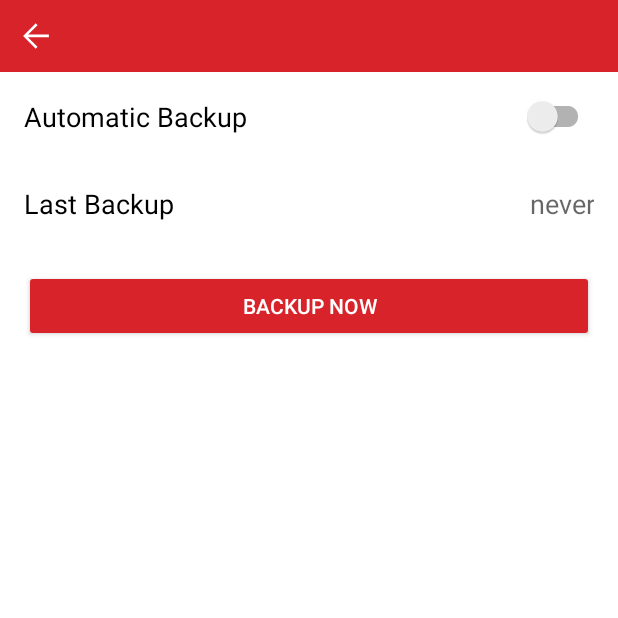
After one commit to lvegaav/ABackup, an Android app: the fragment ContactsBackupFragment placed in its activity, on a phone screen of 412 x 824 dp, the top half of it. The commit adds this screen. Run offline under Robolectric (Android 15) with nearby library versions, the phone set to English and light mode, and no system bars; our stand-ins replace ButterKnife, Dagger/Hilt's generated code, EventBus; libraries missing offline, so code that uses them is left out: com.owncloud.android, net.servicestack.client; 1 statement that could not run was skipped.

Commit message:
Fixed some strings. Added contacts backup layout

```diff
--- a/src/BackupAppAndroid/app/src/main/java/com/americavoice/backup/confirmation/ui/ConfirmationFragment.java
+++ b/src/BackupAppAndroid/app/src/main/java/com/americavoice/backup/confirmation/ui/ConfirmationFragment.java
@@ -145,7 +145,7 @@ public class ConfirmationFragment extends BaseFragment implements ConfirmationVi
         }
         mProgress = ProgressDialog.show(getActivity(),
                 getResources().getString(R.string.app_name),
-                getResources().getString(R.string.loading),
+                getResources().getString(R.string.common_loading),
                 true,
                 false);
     }
--- /dev/null
+++ b/src/BackupAppAndroid/app/src/main/java/com/americavoice/backup/contacts/ContactsBackupFragment.java
@@ -0,0 +1,41 @@
+package com.americavoice.backup.contacts;
+
+
+import android.os.Bundle;
+import android.support.v4.app.Fragment;
+import android.view.LayoutInflater;
+import android.view.View;
+import android.view.ViewGroup;
+
+import com.americavoice.backup.R;
+import com.americavoice.backup.main.event.OnBackPress;
+import com.americavoice.backup.main.ui.BaseFragment;
+
+import org.greenrobot.eventbus.Subscribe;
+
+/**
+ * A simple {@link Fragment} subclass.
+ */
+public class ContactsBackupFragment extends BaseFragment {
+
+
+    public ContactsBackupFragment() {
+        // Required empty public constructor
+    }
+
+    public static ContactsBackupFragment newInstance() {
+        return new ContactsBackupFragment();
+    }
+
+    @Override
+    public View onCreateView(LayoutInflater inflater, ViewGroup container,
+                             Bundle savedInstanceState) {
+        // Inflate the layout for this fragment
+        return inflater.inflate(R.layout.fragment_contacts_backup, container, false);
+    }
+
+    @Subscribe
+    public void onEvent(OnBackPress onBackPress) {
+    }
+
+}
--- a/src/BackupAppAndroid/app/src/main/java/com/americavoice/backup/explorer/presenter/FileListPresenter.java
+++ b/src/BackupAppAndroid/app/src/main/java/com/americavoice/backup/explorer/presenter/FileListPresenter.java
@@ -106,7 +106,7 @@ public class FileListPresenter extends BasePresenter implements IPresenter, OnRe
             mView.viewFolder(remoteFile.getRemotePath());
         } else {
             //Check cache
-            File downFile = new File(context.getExternalCacheDir(), context.getString(R.string.download_folder_path) + "/" + remoteFile.getRemotePath());
+            File downFile = new File(context.getExternalCacheDir(), context.getString(R.string.files_download_folder_path) + "/" + remoteFile.getRemotePath());
             if (downFile.exists()) {
                 mView.viewDetail(remoteFile);
                 return;
@@ -114,7 +114,7 @@ public class FileListPresenter extends BasePresenter implements IPresenter, OnRe
 
             mRemoteFile = remoteFile;
             mView.showLoading();
-            File downFolder = new File(context.getExternalCacheDir(), context.getString(R.string.download_folder_path));
+            File downFolder = new File(context.getExternalCacheDir(), context.getString(R.string.files_download_folder_path));
             if (!downFolder.exists()) {
                 downFolder.mkdir();
             }
--- a/src/BackupAppAndroid/app/src/main/java/com/americavoice/backup/login/ui/LoginFragment.java
+++ b/src/BackupAppAndroid/app/src/main/java/com/americavoice/backup/login/ui/LoginFragment.java
@@ -135,7 +135,7 @@ public class LoginFragment extends BaseFragment implements LoginView {
         }
         mProgress = ProgressDialog.show(getActivity(),
                 getResources().getString(R.string.app_name),
-                getResources().getString(R.string.loading),
+                getResources().getString(R.string.common_loading),
                 true,
                 false);
     }
--- a/src/BackupAppAndroid/app/src/main/java/com/americavoice/backup/main/ui/MainFragment.java
+++ b/src/BackupAppAndroid/app/src/main/java/com/americavoice/backup/main/ui/MainFragment.java
@@ -117,7 +117,7 @@ public class MainFragment extends BaseFragment implements MainView {
         }
         mProgress = ProgressDialog.show(getActivity(),
                 getResources().getString(R.string.app_name),
-                getResources().getString(R.string.loading),
+                getResources().getString(R.string.common_loading),
                 true,
                 false);
     }
@@ -142,8 +142,7 @@ public class MainFragment extends BaseFragment implements MainView {
     }
 
     @OnClick(R.id.ll_contacts)
-    public void onContacts(View view)
-    {
+    public void onContacts(View view) {
         if (mListener != null) mListener.viewContacts();
     }
 
--- a/src/BackupAppAndroid/app/src/main/java/com/americavoice/backup/settings/ui/SettingsFragment.java
+++ b/src/BackupAppAndroid/app/src/main/java/com/americavoice/backup/settings/ui/SettingsFragment.java
@@ -127,7 +127,7 @@ public class SettingsFragment extends BaseFragment implements SettingsView {
         }
         mProgress = ProgressDialog.show(getActivity(),
                 getResources().getString(R.string.app_name),
-                getResources().getString(R.string.loading),
+                getResources().getString(R.string.common_loading),
                 true,
                 false);
     }
--- /dev/null
+++ b/src/BackupAppAndroid/app/src/main/res/layout/fragment_contacts_backup.xml
@@ -0,0 +1,81 @@
+<android.support.design.widget.CoordinatorLayout
+    android:id="@+id/main_content"
+    xmlns:android="http://schemas.android.com/apk/res/android"
+    xmlns:app="http://schemas.android.com/apk/res-auto"
+    android:layout_width="match_parent"
+    android:layout_height="match_parent"
+    android:fitsSystemWindows="true">
+
+    <RelativeLayout
+        android:id="@+id/rl_list"
+        android:layout_width="match_parent"
+        android:layout_height="match_parent"
+        android:background="@color/white">
+
+        <RelativeLayout
+            android:id="@+id/rl_root_header"
+            android:layout_width="match_parent"
+            android:layout_height="wrap_content">
+            <include
+                layout="@layout/view_header"/>
+        </RelativeLayout>
+
+        <LinearLayout
+            android:id="@+id/contacts_linear_layout"
+            android:layout_width="match_parent"
+            android:layout_height="wrap_content"
+            android:layout_below="@id/rl_root_header"
+            android:orientation="vertical">
+
+            <android.support.v7.widget.SwitchCompat
+                android:id="@+id/contacts_automatic_backup"
+                android:layout_width="match_parent"
+                android:layout_height="wrap_content"
+                android:layout_margin="@dimen/default_margin"
+                android:text="@string/contacts.automatic_backup"
+                android:textAppearance="?android:attr/textAppearanceMedium"/>
+
+            <LinearLayout
+                android:layout_width="match_parent"
+                android:layout_height="wrap_content"
+                android:orientation="horizontal">
+
+                <TextView
+                    android:id="@+id/contacts_last_backup"
+                    android:layout_width="wrap_content"
+                    android:layout_height="wrap_content"
+                    android:layout_margin="@dimen/default_margin"
+                    android:layout_weight="1"
+                    android:text="@string/contacts.last_backup"
+                    android:textAppearance="?android:attr/textAppearanceMedium"
+                    android:textColor="@android:color/black"/>
+
+                <TextView
+                    android:id="@+id/contacts_last_backup_timestamp"
+                    android:layout_width="wrap_content"
+                    android:layout_height="wrap_content"
+                    android:layout_margin="@dimen/default_margin"
+                    android:layout_weight="1"
+                    android:gravity="end"
+                    android:text="@string/contacts.preference_backup_never"
+                    android:textAppearance="?android:attr/textAppearanceMedium"/>
+            </LinearLayout>
+
+            <LinearLayout
+                android:layout_width="match_parent"
+                android:layout_height="match_parent"
+                android:orientation="horizontal">
+
+                <android.support.v7.widget.AppCompatButton
+                    android:id="@+id/contacts_backup_now"
+                    android:layout_width="0dp"
+                    android:layout_height="wrap_content"
+                    android:layout_margin="@dimen/default_margin"
+                    android:layout_weight="1"
+                    android:text="@string/contacts.backup_button"
+                    android:theme="@style/Button.Primary"/>
+            </LinearLayout>
+
+        </LinearLayout>
+    </RelativeLayout>
+</android.support.design.widget.CoordinatorLayout>
--- a/src/BackupAppAndroid/app/src/main/res/layout/fragment_file_list.xml
+++ b/src/BackupAppAndroid/app/src/main/res/layout/fragment_file_list.xml
@@ -57,7 +57,7 @@
 
             <Button
                 android:id="@+id/bt_retry"
-                android:text="@string/retry"
+                android:text="@string/common.retry"
                 android:layout_centerInParent="true"
                 android:layout_width="wrap_content"
                 android:layout_height="wrap_content" />
--- a/src/BackupAppAndroid/app/src/main/res/layout/view_retry.xml
+++ b/src/BackupAppAndroid/app/src/main/res/layout/view_retry.xml
@@ -5,7 +5,7 @@
 
   <Button
       android:id="@+id/bt_retry"
-      android:text="@string/retry"
+      android:text="@string/common.retry"
       android:layout_centerInParent="true"
       android:layout_width="wrap_content"
       android:layout_height="wrap_content" />
--- /dev/null
+++ b/src/BackupAppAndroid/app/src/main/res/values/dimens.xml
@@ -0,0 +1,4 @@
+<?xml version="1.0" encoding="utf-8"?>
+<resources>
+    <dimen name="default_margin">16dp</dimen>
+</resources>
--- a/src/BackupAppAndroid/app/src/main/res/values/strings.xml
+++ b/src/BackupAppAndroid/app/src/main/res/values/strings.xml
@@ -1,11 +1,11 @@
 <resources>
     <string name="app_name">Backup</string>
-    <string name="navigation_drawer_open">Open</string>
-    <string name="navigation_drawer_close">Close</string>
-    <string name="loading">Loading</string>
-    <string name="main_title">Backup Options</string>
+    <string name="common.loading">Loading</string>
+    <string name="common.ok">OK</string>
+    <string name="common.retry">Retry</string>
+
+
     <string name="login.hello">Hello What\'s \nYour Number?</string>
-
     <string name="login.phonePlaceHolder">Phone Number</string>
     <string name="login.validationPhoneNumberRequired">Phone number required.</string>
     <string name="login.validationPhoneNumberInvalid">Invalid phone number.</string>
@@ -13,19 +13,20 @@
     <string name="confirmation.codePlaceHolder">Confirmation Code</string>
     <string name="confirmation.hello">Confirmation Code</string>
 
+    <string name="main.title">Backup Options</string>
     <string name="main.hello">Backup Options</string>
     <string name="main.photos">Photos</string>
     <string name="main.videos">Videos</string>
     <string name="main.contacts">Contacts</string>
     <string name="main.documents">Documents</string>
 
-    <string name="upload_folder_path">to_upload</string>
-    <string name="download_folder_path">downloaded</string>
+    <string name="files.upload_folder_path">to_upload</string>
+    <string name="files.download_folder_path">downloaded</string>
+    <string name="files.no_files">No files in here. \n Upload some content or sync with your devices!</string>
+    <string name="files.permission_storage_access">Additional permissions required to upload and download files.</string>
 
-    <string name="files.no_files">No files in here. \n Upload some content or sync with your devices!</string>
-
-    <string name="permission_storage_access">Additional permissions required to upload and download files.</string>
-
-    <string name="common_ok">OK</string>
-    <string name="retry">Retry</string>
+    <string name="contacts.automatic_backup">Automatic Backup</string>
+    <string name="contacts.last_backup">Last Backup</string>
+    <string name="contacts.preference_backup_never">never</string>
+    <string name="contacts.backup_button">Backup Now</string>
 </resources>
--- a/src/BackupAppAndroid/app/src/main/res/values/styles.xml
+++ b/src/BackupAppAndroid/app/src/main/res/values/styles.xml
@@ -41,4 +41,27 @@
         <item name="android:layout_gravity">center</item>
         <item name="android:visibility">visible</item>
     </style>
+
+    <style name="Button" parent="Base.Widget.AppCompat.Button">
+        <item name="colorButtonNormal">@color/colorPrimary</item>
+        <item name="android:textColor">@color/white</item>
+    </style>
+
+    <style name="Button.Primary" parent="Button">
+        <item name="colorButtonNormal">@color/colorPrimary</item>
+        <item name="android:textColor">@color/white</item>
+    </style>
+
+    <style name="Button.Login" parent="Button">
+        <item name="colorButtonNormal">@color/white</item>
+        <item name="android:textColor">@color/colorPrimary</item>
+    </style>
+
+    <style name="Button.Borderless" parent="Base.Widget.AppCompat.Button.Borderless">
+        <item name="android:textColor">@color/colorAccent</item>
+    </style>
+
+    <style name="Button.Borderless.Login" parent="Base.Widget.AppCompat.Button.Borderless">
+        <item name="android:textColor">@color/white</item>
+    </style>
 </resources>
```
Also changed, not shown: src/BackupAppAndroid/app/src/main/java/com/americavoice/backup/main/ui/activity/MainActivity.java (+4 -3 lines).
